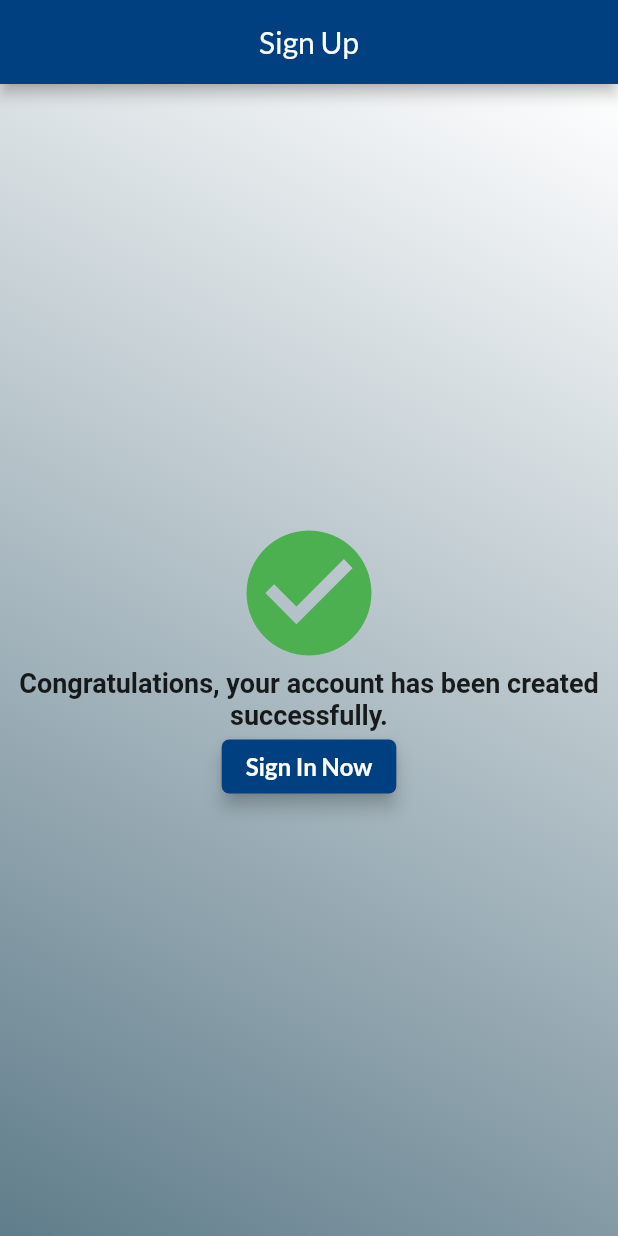
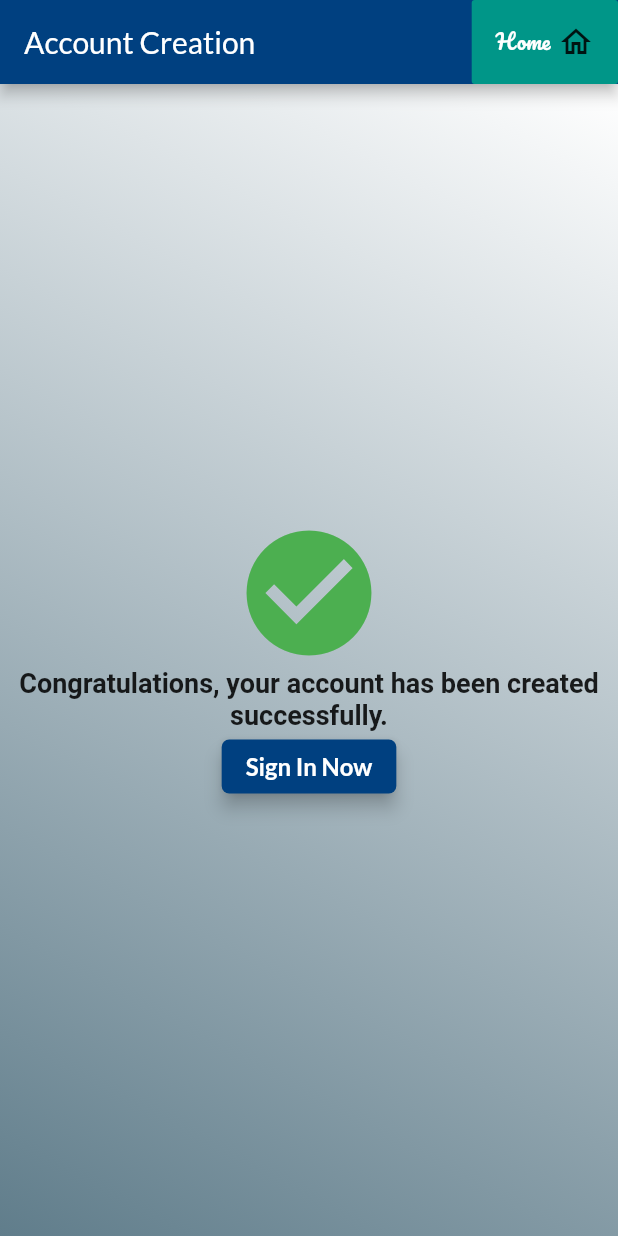
Before and after one commit to arnabict/LocationTrackerApp, a Flutter app: the AccountCreation screen opened by its route, on a phone screen of 412 x 824 dp. Run offline on Flutter 3.47's test engine with Material 2 defaults, Android fonts, the phone set to English and light mode, and no system bars; our stand-ins replace connectivity_plus, flutter_secure_storage, flutter_spinkit, geolocator, google_fonts, google_maps_flutter and 1 more; accounts and stored records are empty.

Commit message:
First APK

```diff
--- a/lib/account_creation.dart
+++ b/lib/account_creation.dart
@@ -1,6 +1,7 @@
 import 'package:flutter/material.dart';
 import 'package:google_fonts/google_fonts.dart';
 import 'package:location_tracker/SignUpSignIn/sign_in.dart';
+import 'package:location_tracker/home_screen.dart';
 
 class AccountCreation extends StatelessWidget {
   static const routeName = '/account_creation';
@@ -9,9 +10,23 @@ class AccountCreation extends StatelessWidget {
   Widget build(BuildContext context) {
     return Scaffold(
       appBar: AppBar(
-        title: Text("Sign Up", style: GoogleFonts.lato()),
-        centerTitle: true,
+        title: Text("Account Creation", style: GoogleFonts.lato()),
         automaticallyImplyLeading: false,
+        actions: [
+          FlatButton(
+            color: Colors.teal,
+            child: Row(
+              children: [
+                Text("Home", style: GoogleFonts.pacifico(color: Colors.white)),
+                SizedBox(width: 5.0),
+                Icon(Icons.home_outlined)
+              ],
+            ),
+            onPressed: () {
+              Navigator.of(context).pushReplacementNamed(HomeScreen.routeName);
+            },
+          )
+        ],
       ),
       body: Container(
           height: double.infinity,
--- a/lib/google_map.dart
+++ b/lib/google_map.dart
@@ -138,7 +138,8 @@ class _MyMapState extends State<MyMap> {
             color: Colors.green,
             child: Row(
               children: [
-                Text("SUBMIT", style: GoogleFonts.pacifico(color: Colors.white)),
+                Text("Submit",
+                    style: GoogleFonts.pacifico(color: Colors.white)),
                 SizedBox(width: 5.0),
                 Icon(Icons.app_registration)
               ],
--- a/lib/home_screen.dart
+++ b/lib/home_screen.dart
@@ -2,6 +2,7 @@ import 'package:flutter/material.dart';
 import 'package:google_fonts/google_fonts.dart';
 import 'package:location_tracker/SignUpSignIn/sign_up.dart';
 import 'package:location_tracker/SignUpSignIn/sign_in.dart';
+import 'package:location_tracker/account_creation.dart';
 
 class HomeScreen extends StatefulWidget {
   static const routeName = '/home_screen';
--- a/lib/main.dart
+++ b/lib/main.dart
@@ -2,6 +2,7 @@ import 'package:flutter/material.dart';
 import 'package:location_tracker/SignUpSignIn/sign_up.dart';
 import 'package:location_tracker/SignUpSignIn/sign_in.dart';
 import 'package:location_tracker/account_creation.dart';
+import 'package:location_tracker/check_internet.dart';
 import 'package:location_tracker/get_questions.dart';
 import 'package:location_tracker/google_map.dart';
 import 'package:location_tracker/home_screen.dart';
@@ -17,8 +18,9 @@ class MyApp extends StatelessWidget {
     return MaterialApp(
       title: "Location Tracker",
       theme: ThemeData(primaryColor: Color(0xff004080)),
-      home: SplashScreen(),
+      home: CheckInternet(),
       routes: {
+        SplashScreen.routeName: (ctx) => SplashScreen(),
         HomeScreen.routeName: (ctx) => HomeScreen(),
         SignUp.routeName: (ctx) => SignUp(),
         SignIn.routeName: (ctx) => SignIn(),
--- a/lib/show_info.dart
+++ b/lib/show_info.dart
@@ -234,7 +234,7 @@ class _ShowInfoState extends State<ShowInfo> {
                     TextField(
                       controller: shopNameController,
                       style:
-                          GoogleFonts.lato(fontSize: 18, color: Colors.black),
+                          GoogleFonts.lato(fontSize: 16, color: Colors.black),
                       decoration: InputDecoration(
                           suffixIcon: IconButton(
                             onPressed: () {
@@ -274,7 +274,7 @@ class _ShowInfoState extends State<ShowInfo> {
                       maxLength: 1000,
                       keyboardType: TextInputType.multiline,
                       style:
-                          GoogleFonts.lato(fontSize: 18, color: Colors.black),
+                          GoogleFonts.lato(fontSize: 16, color: Colors.black),
                       decoration: InputDecoration(
                           suffixIcon: IconButton(
                             onPressed: () {
--- a/lib/submission_success.dart
+++ b/lib/submission_success.dart
@@ -10,8 +10,7 @@ class SubmissionSuccess extends StatelessWidget {
   Widget build(BuildContext context) {
     return Scaffold(
       appBar: AppBar(
-        title: Text("Sign Up", style: GoogleFonts.lato()),
-        centerTitle: true,
+        title: Text("Successful Submission", style: GoogleFonts.lato()),
         automaticallyImplyLeading: false,
       ),
       body: Container(
--- a/pubspec.yaml
+++ b/pubspec.yaml
@@ -21,6 +21,7 @@ environment:
   sdk: ">=2.7.0 <3.0.0"
 
 dependencies:
+  connectivity_plus: ^1.0.2
   shared_preferences: ^2.0.6
   flutter_secure_storage: ^4.2.0
   http: ^0.13.3
```
Also changed, not shown: lib/SignUpSignIn/sign_up.dart (+0 -7 lines), lib/check_internet.dart (added, +120 -0 lines), lib/get_questions.dart (+1 -23 lines), lib/splash_screen.dart (+12 -5 lines), pubspec.lock.
